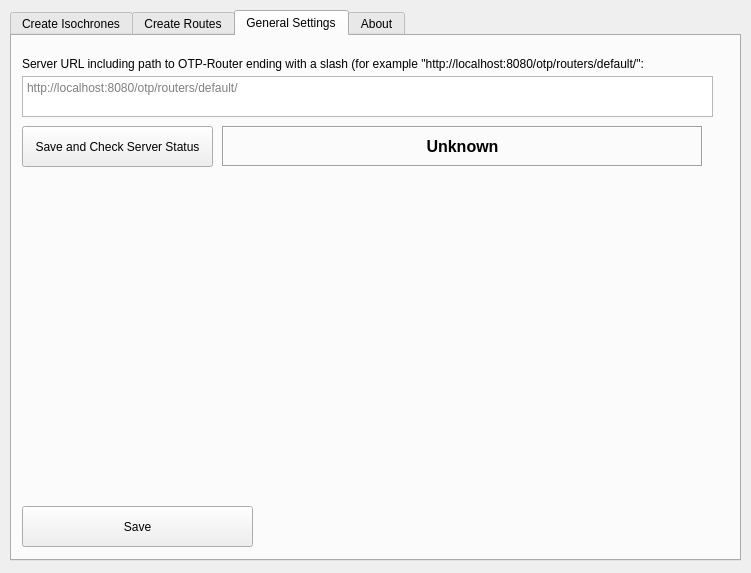
Qt form otp_plugin_dialog_base.ui (mkoenigb/OpenTripPlannerPlugin) before a commit.
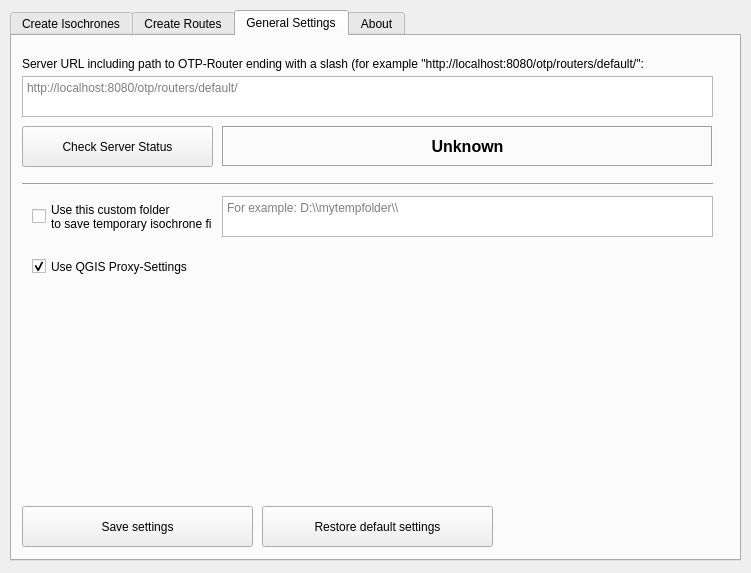
The same form after that commit. The open tabs and pages were chosen to show the change. Custom widgets are drawn as their Qt base class.

The edit to the form file:
```diff
--- a/otp_plugin_dialog_base.ui
+++ b/otp_plugin_dialog_base.ui
@@ -2157,7 +2157,7 @@
       </rect>
      </property>
      <property name="text">
-      <string>Save</string>
+      <string>Save settings</string>
      </property>
     </widget>
     <widget class="QTextEdit" name="GeneralSettings_ServerURL">
@@ -2192,7 +2192,7 @@
       </rect>
      </property>
      <property name="text">
-      <string>Save and Check Server Status</string>
+      <string>Check Server Status</string>
      </property>
     </widget>
     <widget class="QLabel" name="GeneralSettings_ServerStatusResult">
@@ -2200,7 +2200,7 @@
       <rect>
        <x>210</x>
        <y>90</y>
-       <width>481</width>
+       <width>491</width>
        <height>41</height>
       </rect>
      </property>
@@ -2231,6 +2231,90 @@
       <bool>true</bool>
      </property>
     </widget>
+    <widget class="QCheckBox" name="GeneralSettings_CustomTempFolder_Use">
+     <property name="geometry">
+      <rect>
+       <x>20</x>
+       <y>160</y>
+       <width>181</width>
+       <height>41</height>
+      </rect>
+     </property>
+     <property name="toolTip">
+      <string>&lt;html&gt;&lt;head/&gt;&lt;body&gt;&lt;p&gt;Use this option if you do not have write permissions on C:/... or your Systems temp folder and get &amp;quot;Failed to write response to harddrive&amp;quot;-Error when requesting isochrones.&lt;/p&gt;&lt;p&gt;If you don't use this option, the temporary files will be stored in the Plugin's directory.&lt;/p&gt;&lt;/body&gt;&lt;/html&gt;</string>
+     </property>
+     <property name="text">
+      <string>Use this custom folder 
+to save temporary isochrone files</string>
+     </property>
+    </widget>
+    <widget class="Line" name="line_4">
+     <property name="geometry">
+      <rect>
+       <x>10</x>
+       <y>140</y>
+       <width>691</width>
+       <height>16</height>
+      </rect>
+     </property>
+     <property name="orientation">
+      <enum>Qt::Horizontal</enum>
+     </property>
+    </widget>
+    <widget class="QTextEdit" name="GeneralSettings_CustomTempFolder">
+     <property name="geometry">
+      <rect>
+       <x>210</x>
+       <y>160</y>
+       <width>491</width>
+       <height>41</height>
+      </rect>
+     </property>
+     <property name="toolTip">
+      <string>&lt;html&gt;&lt;head/&gt;&lt;body&gt;&lt;p&gt;Path where temporary .zip and .shp files can be stored. The folder must already exist. For example: D:\\mytempfolder\\&lt;/p&gt;&lt;p&gt;Use this option if you do not have write permissions on C:/... or your Systems folder and therefore constantly get &amp;quot;Failed to write response to harddrive&amp;quot;-Error when requesting isochrones.&lt;/p&gt;&lt;p&gt;If you don't use this option, the temporary files will be stored in the Plugin's directory.&lt;/p&gt;&lt;/body&gt;&lt;/html&gt;</string>
+     </property>
+     <property name="tabStopWidth">
+      <number>80</number>
+     </property>
+     <property name="acceptRichText">
+      <bool>false</bool>
+     </property>
+     <property name="placeholderText">
+      <string>For example: D:\\mytempfolder\\</string>
+     </property>
+    </widget>
+    <widget class="QPushButton" name="GeneralSettings_Restore">
+     <property name="geometry">
+      <rect>
+       <x>250</x>
+       <y>470</y>
+       <width>231</width>
+       <height>41</height>
+      </rect>
+     </property>
+     <property name="text">
+      <string>Restore default settings</string>
+     </property>
+    </widget>
+    <widget class="QCheckBox" name="GeneralSettings_Proxy_Use">
+     <property name="geometry">
+      <rect>
+       <x>20</x>
+       <y>210</y>
+       <width>181</width>
+       <height>41</height>
+      </rect>
+     </property>
+     <property name="toolTip">
+      <string>&lt;html&gt;&lt;head/&gt;&lt;body&gt;&lt;p&gt;Use this option if you want to use the proxy settings from &amp;quot;Settings -&amp;gt; Options -&amp;gt; Network -&amp;gt; Use Proxy for Web Access&amp;quot; for your connection from this Plugin&lt;/p&gt;&lt;/body&gt;&lt;/html&gt;</string>
+     </property>
+     <property name="text">
+      <string>Use QGIS Proxy-Settings</string>
+     </property>
+     <property name="checked">
+      <bool>true</bool>
+     </property>
+    </widget>
    </widget>
    <widget class="QWidget" name="tab_about">
     <attribute name="title">
```
Left out of the diff: 8 changed lines with no effect on the pictures.
